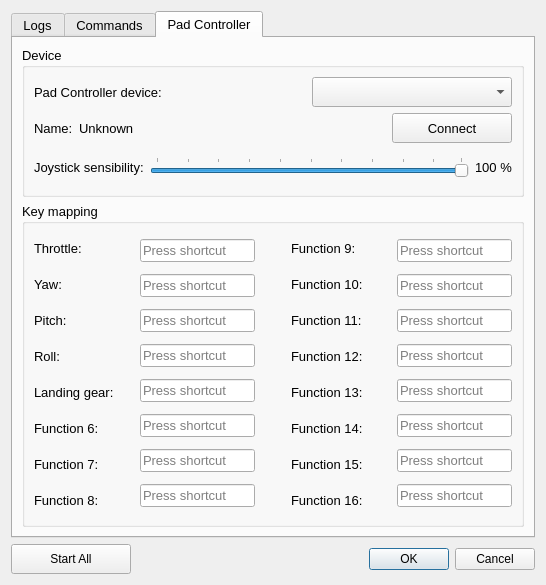
Before: the Qt Designer form GroundStation/src/Windows/SettingsDialog.ui in TxBlackWolf/quadcopter, drawn with Qt 5.
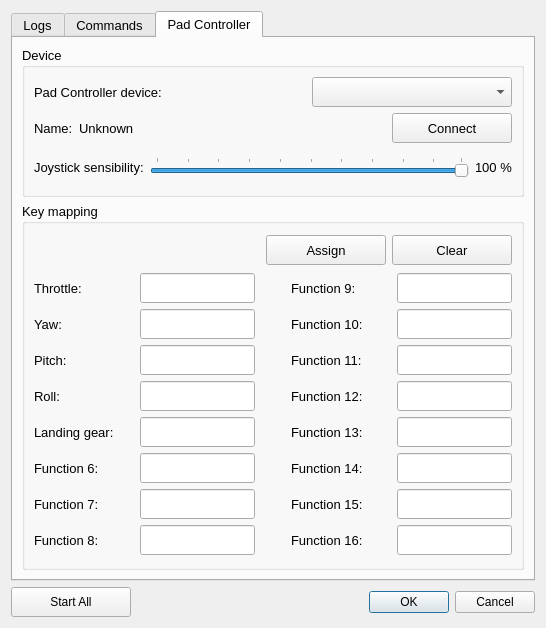
After: the same form once the commit is applied. The open tabs and pages were chosen to show the change. Icons and pictures are not drawn.

Patch:
```diff
--- a/GroundStation/src/Windows/SettingsDialog.ui
+++ b/GroundStation/src/Windows/SettingsDialog.ui
@@ -7,7 +7,7 @@
     <x>0</x>
     <y>0</y>
     <width>546</width>
-    <height>585</height>
+    <height>628</height>
    </rect>
   </property>
   <property name="windowTitle">
@@ -1246,8 +1246,65 @@
          <property name="title">
           <string>Key mapping</string>
          </property>
+         <layout class="QVBoxLayout" name="verticalLayout_21">
+          <item>
          <layout class="QHBoxLayout" name="horizontalLayout_18">
           <item>
+             <spacer name="horizontalSpacer_8">
+              <property name="orientation">
+               <enum>Qt::Horizontal</enum>
+              </property>
+              <property name="sizeHint" stdset="0">
+               <size>
+                <width>40</width>
+                <height>20</height>
+               </size>
+              </property>
+             </spacer>
+            </item>
+            <item>
+             <widget class="QPushButton" name="buttonAssign">
+              <property name="minimumSize">
+               <size>
+                <width>120</width>
+                <height>30</height>
+               </size>
+              </property>
+              <property name="maximumSize">
+               <size>
+                <width>120</width>
+                <height>30</height>
+               </size>
+              </property>
+              <property name="text">
+               <string>Assign</string>
+              </property>
+             </widget>
+            </item>
+            <item>
+             <widget class="QPushButton" name="buttonClear">
+              <property name="minimumSize">
+               <size>
+                <width>120</width>
+                <height>30</height>
+               </size>
+              </property>
+              <property name="maximumSize">
+               <size>
+                <width>120</width>
+                <height>30</height>
+               </size>
+              </property>
+              <property name="text">
+               <string>Clear</string>
+              </property>
+             </widget>
+            </item>
+           </layout>
+          </item>
+          <item>
+           <layout class="QHBoxLayout" name="horizontalLayout_19">
+            <item>
            <layout class="QHBoxLayout" name="horizontalLayout_11">
             <item>
              <layout class="QVBoxLayout" name="verticalLayout_11">
@@ -1360,35 +1417,156 @@
             <item>
              <layout class="QVBoxLayout" name="verticalLayout_12">
               <item>
-               <widget class="QKeySequenceEdit" name="keyThrottle">
+                 <widget class="QLineEdit" name="keyThrottle">
                 <property name="minimumSize">
                  <size>
                   <width>0</width>
-                  <height>0</height>
-                 </size>
-                </property>
+                    <height>30</height>
+                   </size>
+                  </property>
+                  <property name="alignment">
+                   <set>Qt::AlignCenter</set>
+                  </property>
+                  <property name="readOnly">
+                   <bool>true</bool>
+                  </property>
+                  <property name="clearButtonEnabled">
+                   <bool>false</bool>
+                  </property>
                </widget>
               </item>
               <item>
-               <widget class="QKeySequenceEdit" name="keyYaw"/>
+                 <widget class="QLineEdit" name="keyYaw">
+                  <property name="minimumSize">
+                   <size>
+                    <width>0</width>
+                    <height>30</height>
+                   </size>
+                  </property>
+                  <property name="alignment">
+                   <set>Qt::AlignCenter</set>
+                  </property>
+                  <property name="readOnly">
+                   <bool>true</bool>
+                  </property>
+                  <property name="clearButtonEnabled">
+                   <bool>false</bool>
+                  </property>
+                 </widget>
               </item>
               <item>
-               <widget class="QKeySequenceEdit" name="keyPitch"/>
+                 <widget class="QLineEdit" name="keyPitch">
+                  <property name="minimumSize">
+                   <size>
+                    <width>0</width>
+                    <height>30</height>
+                   </size>
+                  </property>
+                  <property name="alignment">
+                   <set>Qt::AlignCenter</set>
+                  </property>
+                  <property name="readOnly">
+                   <bool>true</bool>
+                  </property>
+                  <property name="clearButtonEnabled">
+                   <bool>false</bool>
+                  </property>
+                 </widget>
               </item>
               <item>
-               <widget class="QKeySequenceEdit" name="keyRoll"/>
+                 <widget class="QLineEdit" name="keyRoll">
+                  <property name="minimumSize">
+                   <size>
+                    <width>0</width>
+                    <height>30</height>
+                   </size>
+                  </property>
+                  <property name="alignment">
+                   <set>Qt::AlignCenter</set>
+                  </property>
+                  <property name="readOnly">
+                   <bool>true</bool>
+                  </property>
+                  <property name="clearButtonEnabled">
+                   <bool>false</bool>
+                  </property>
+                 </widget>
               </item>
               <item>
-               <widget class="QKeySequenceEdit" name="keyLandingGear"/>
+                 <widget class="QLineEdit" name="keyLandingGear">
+                  <property name="minimumSize">
+                   <size>
+                    <width>0</width>
+                    <height>30</height>
+                   </size>
+                  </property>
+                  <property name="alignment">
+                   <set>Qt::AlignCenter</set>
+                  </property>
+                  <property name="readOnly">
+                   <bool>true</bool>
+                  </property>
+                  <property name="clearButtonEnabled">
+                   <bool>false</bool>
+                  </property>
+                 </widget>
               </item>
               <item>
-               <widget class="QKeySequenceEdit" name="keyFunc6"/>
+                 <widget class="QLineEdit" name="keyFunc6">
+                  <property name="minimumSize">
+                   <size>
+                    <width>0</width>
+                    <height>30</height>
+                   </size>
+                  </property>
+                  <property name="alignment">
+                   <set>Qt::AlignCenter</set>
+                  </property>
+                  <property name="readOnly">
+                   <bool>true</bool>
+                  </property>
+                  <property name="clearButtonEnabled">
+                   <bool>false</bool>
+                  </property>
+                 </widget>
               </item>
               <item>
-               <widget class="QKeySequenceEdit" name="keyFunc7"/>
+                 <widget class="QLineEdit" name="keyFunc7">
+                  <property name="minimumSize">
+                   <size>
+                    <width>0</width>
+                    <height>30</height>
+                   </size>
+                  </property>
+                  <property name="alignment">
+                   <set>Qt::AlignCenter</set>
+                  </property>
+                  <property name="readOnly">
+                   <bool>true</bool>
+                  </property>
+                  <property name="clearButtonEnabled">
+                   <bool>false</bool>
+                  </property>
+                 </widget>
               </item>
               <item>
-               <widget class="QKeySequenceEdit" name="keyFunc8"/>
+                 <widget class="QLineEdit" name="keyFunc8">
+                  <property name="minimumSize">
+                   <size>
+                    <width>0</width>
+                    <height>30</height>
+                   </size>
+                  </property>
+                  <property name="alignment">
+                   <set>Qt::AlignCenter</set>
+                  </property>
+                  <property name="readOnly">
+                   <bool>true</bool>
+                  </property>
+                  <property name="clearButtonEnabled">
+                   <bool>false</bool>
+                  </property>
+                 </widget>
               </item>
              </layout>
             </item>
@@ -1520,35 +1698,158 @@
             <item>
              <layout class="QVBoxLayout" name="verticalLayout_20">
               <item>
-               <widget class="QKeySequenceEdit" name="keyFunc9">
+                 <widget class="QLineEdit" name="keyFunc9">
                 <property name="minimumSize">
                  <size>
                   <width>0</width>
-                  <height>0</height>
-                 </size>
-                </property>
+                    <height>30</height>
+                   </size>
+                  </property>
+                  <property name="alignment">
+                   <set>Qt::AlignCenter</set>
+                  </property>
+                  <property name="readOnly">
+                   <bool>true</bool>
+                  </property>
+                  <property name="clearButtonEnabled">
+                   <bool>false</bool>
+                  </property>
                </widget>
               </item>
               <item>
-               <widget class="QKeySequenceEdit" name="keyFunc10"/>
+                 <widget class="QLineEdit" name="keyFunc10">
+                  <property name="minimumSize">
+                   <size>
+                    <width>0</width>
+                    <height>30</height>
+                   </size>
+                  </property>
+                  <property name="alignment">
+                   <set>Qt::AlignCenter</set>
+                  </property>
+                  <property name="readOnly">
+                   <bool>true</bool>
+                  </property>
+                  <property name="clearButtonEnabled">
+                   <bool>false</bool>
+                  </property>
+                 </widget>
               </item>
               <item>
-               <widget class="QKeySequenceEdit" name="keyFunc11"/>
+                 <widget class="QLineEdit" name="keyFunc11">
+                  <property name="minimumSize">
+                   <size>
+                    <width>0</width>
+                    <height>30</height>
+                   </size>
+                  </property>
+                  <property name="alignment">
+                   <set>Qt::AlignCenter</set>
+                  </property>
+                  <property name="readOnly">
+                   <bool>true</bool>
+                  </property>
+                  <property name="clearButtonEnabled">
+                   <bool>false</bool>
+                  </property>
+                 </widget>
               </item>
               <item>
-               <widget class="QKeySequenceEdit" name="keyFunc12"/>
+                 <widget class="QLineEdit" name="keyFunc12">
+                  <property name="minimumSize">
+                   <size>
+                    <width>0</width>
+                    <height>30</height>
+                   </size>
+                  </property>
+                  <property name="alignment">
+                   <set>Qt::AlignCenter</set>
+                  </property>
+                  <property name="readOnly">
+                   <bool>true</bool>
+                  </property>
+                  <property name="clearButtonEnabled">
+                   <bool>false</bool>
+                  </property>
+                 </widget>
               </item>
               <item>
-               <widget class="QKeySequenceEdit" name="keyFunc13"/>
+                 <widget class="QLineEdit" name="keyFunc13">
+                  <property name="minimumSize">
+                   <size>
+                    <width>0</width>
+                    <height>30</height>
+                   </size>
+                  </property>
+                  <property name="alignment">
+                   <set>Qt::AlignCenter</set>
+                  </property>
+                  <property name="readOnly">
+                   <bool>true</bool>
+                  </property>
+                  <property name="clearButtonEnabled">
+                   <bool>false</bool>
+                  </property>
+                 </widget>
               </item>
               <item>
-               <widget class="QKeySequenceEdit" name="keyFunc14"/>
+                 <widget class="QLineEdit" name="keyFunc14">
+                  <property name="minimumSize">
+                   <size>
+                    <width>0</width>
+                    <height>30</height>
+                   </size>
+                  </property>
+                  <property name="alignment">
+                   <set>Qt::AlignCenter</set>
+                  </property>
+                  <property name="readOnly">
+                   <bool>true</bool>
+                  </property>
+                  <property name="clearButtonEnabled">
+                   <bool>false</bool>
+                  </property>
+                 </widget>
               </item>
               <item>
-               <widget class="QKeySequenceEdit" name="keyFunc15"/>
+                 <widget class="QLineEdit" name="keyFunc15">
+                  <property name="minimumSize">
+                   <size>
+                    <width>0</width>
+                    <height>30</height>
+                   </size>
+                  </property>
+                  <property name="alignment">
+                   <set>Qt::AlignCenter</set>
+                  </property>
+                  <property name="readOnly">
+                   <bool>true</bool>
+                  </property>
+                  <property name="clearButtonEnabled">
+                   <bool>false</bool>
+                  </property>
+                 </widget>
               </item>
               <item>
-               <widget class="QKeySequenceEdit" name="keyFunc16"/>
+                 <widget class="QLineEdit" name="keyFunc16">
+                  <property name="minimumSize">
+                   <size>
+                    <width>0</width>
+                    <height>30</height>
+                   </size>
+                  </property>
+                  <property name="alignment">
+                   <set>Qt::AlignCenter</set>
+                  </property>
+                  <property name="readOnly">
+                   <bool>true</bool>
+                  </property>
+                  <property name="clearButtonEnabled">
+                   <bool>false</bool>
+                  </property>
+                 </widget>
+                </item>
+               </layout>
               </item>
              </layout>
             </item>
```
Left out of the diff: 8 changed lines with no effect on the pictures. Lines whose indentation alone changed are shown as unchanged.
